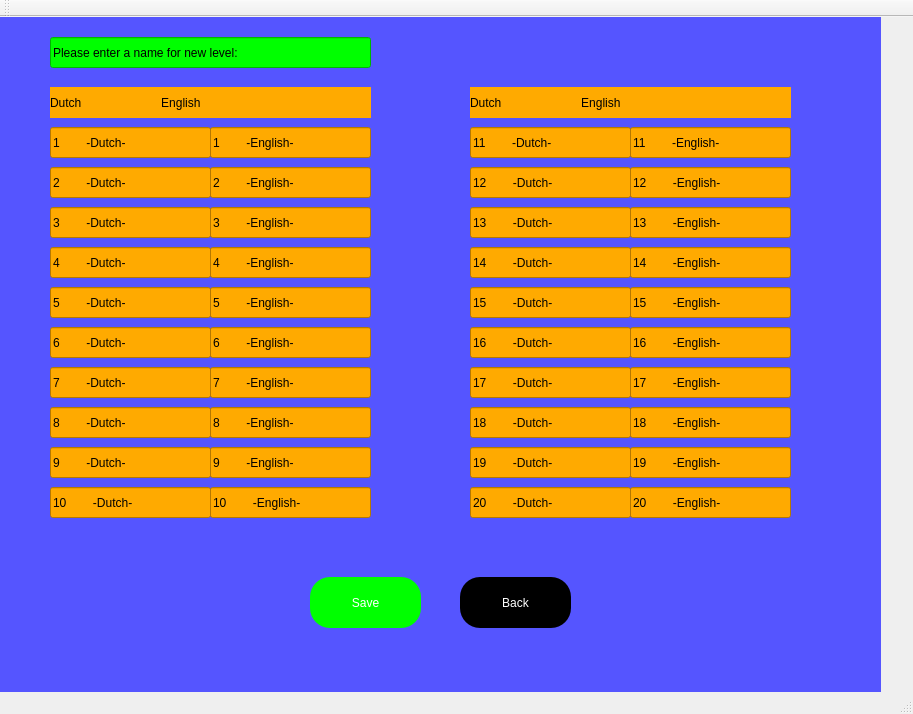
Old version of the form Ui/addnewlevel.ui in the repository koclu/Flashcards-Database-.
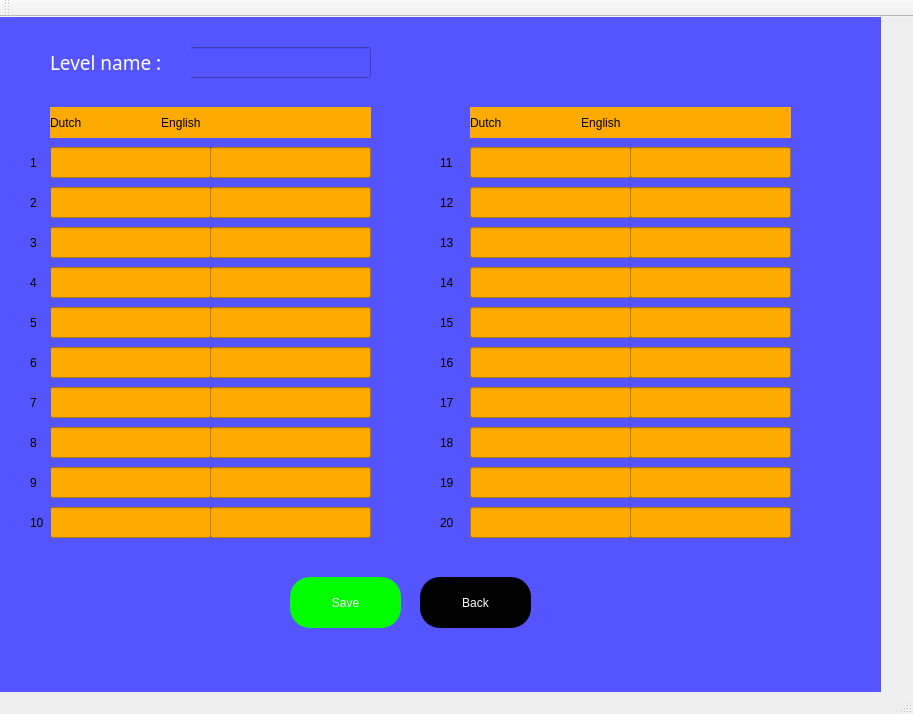
New version of the form.

```diff
--- a/Ui/addnewlevel.ui
+++ b/Ui/addnewlevel.ui
@@ -18,7 +18,7 @@
     <property name="geometry">
      <rect>
       <x>0</x>
-      <y>0</y>
+      <y>-20</y>
       <width>881</width>
       <height>721</height>
      </rect>
@@ -51,7 +51,7 @@
      <property name="geometry">
       <rect>
        <x>50</x>
-       <y>110</y>
+       <y>150</y>
        <width>161</width>
        <height>31</height>
       </rect>
@@ -73,14 +73,14 @@
 color :rgb(0, 0, 0)</string>
      </property>
      <property name="text">
-      <string>1        -Dutch-</string>
+      <string/>
      </property>
     </widget>
     <widget class="QPushButton" name="save_button">
      <property name="geometry">
       <rect>
-       <x>310</x>
-       <y>560</y>
+       <x>290</x>
+       <y>580</y>
        <width>111</width>
        <height>51</height>
       </rect>
@@ -553,8 +553,8 @@
     <widget class="QPushButton" name="quitbutton">
      <property name="geometry">
       <rect>
-       <x>460</x>
-       <y>560</y>
+       <x>420</x>
+       <y>580</y>
        <width>111</width>
        <height>51</height>
       </rect>
@@ -582,27 +582,27 @@
     <widget class="QLineEdit" name="lineEdit_21">
      <property name="geometry">
       <rect>
-       <x>50</x>
-       <y>20</y>
-       <width>321</width>
+       <x>190</x>
+       <y>50</y>
+       <width>181</width>
        <height>31</height>
       </rect>
      </property>
      <property name="styleSheet">
-      <string notr="true">background-color: rgb(0, 255, 0);
-font: 10pt &quot;MS Shell Dlg 2&quot;;
-
-</string>
+      <string notr="true"/>
      </property>
      <property name="text">
-      <string>Please enter a name for new level:</string>
+      <string/>
+     </property>
+     <property name="placeholderText">
+      <string/>
      </property>
     </widget>
     <widget class="QLineEdit" name="lineEdit_1e">
      <property name="geometry">
       <rect>
        <x>210</x>
-       <y>110</y>
+       <y>150</y>
        <width>161</width>
        <height>31</height>
       </rect>
@@ -625,14 +625,17 @@
 color :rgb(0, 0, 0)</string>
      </property>
      <property name="text">
-      <string>1        -English-</string>
+      <string/>
+     </property>
+     <property name="placeholderText">
+      <string/>
      </property>
     </widget>
     <widget class="QLabel" name="label">
      <property name="geometry">
       <rect>
        <x>50</x>
-       <y>70</y>
+       <y>110</y>
        <width>321</width>
        <height>31</height>
       </rect>
@@ -649,7 +652,7 @@
      <property name="geometry">
       <rect>
        <x>210</x>
-       <y>150</y>
+       <y>190</y>
        <width>161</width>
        <height>31</height>
       </rect>
@@ -672,14 +675,14 @@
 color :rgb(0, 0, 0)</string>
      </property>
      <property name="text">
-      <string>2        -English-</string>
+      <string/>
      </property>
     </widget>
     <widget class="QLineEdit" name="lineEdit_2d">
      <property name="geometry">
       <rect>
        <x>50</x>
-       <y>150</y>
+       <y>190</y>
        <width>161</width>
        <height>31</height>
       </rect>
@@ -701,14 +704,14 @@
 color :rgb(0, 0, 0)</string>
      </property>
      <property name="text">
-      <string>2        -Dutch-</string>
+      <string/>
      </property>
     </widget>
     <widget class="QLineEdit" name="lineEdit_3e">
      <property name="geometry">
       <rect>
        <x>210</x>
-       <y>190</y>
+       <y>230</y>
        <width>161</width>
        <height>31</height>
       </rect>
@@ -731,14 +734,14 @@
 color :rgb(0, 0, 0)</string>
      </property>
      <property name="text">
-      <string>3        -English-</string>
+      <string/>
      </property>
     </widget>
     <widget class="QLineEdit" name="lineEdit_3d">
      <property name="geometry">
       <rect>
        <x>50</x>
-       <y>190</y>
+       <y>230</y>
        <width>161</width>
        <height>31</height>
       </rect>
@@ -760,14 +763,14 @@
 color :rgb(0, 0, 0)</string>
      </property>
      <property name="text">
-      <string>3        -Dutch-</string>
+      <string/>
      </property>
     </widget>
     <widget class="QLineEdit" name="lineEdit_4e">
      <property name="geometry">
       <rect>
        <x>210</x>
-       <y>230</y>
+       <y>270</y>
        <width>161</width>
        <height>31</height>
       </rect>
@@ -790,14 +793,14 @@
 color :rgb(0, 0, 0)</string>
      </property>
      <property name="text">
-      <string>4        -English-</string>
+      <string/>
      </property>
     </widget>
     <widget class="QLineEdit" name="lineEdit_4d">
      <property name="geometry">
       <rect>
        <x>50</x>
-       <y>230</y>
+       <y>270</y>
        <width>161</width>
        <height>31</height>
       </rect>
@@ -819,14 +822,14 @@
 color :rgb(0, 0, 0)</string>
      </property>
      <property name="text">
-      <string>4        -Dutch-</string>
+      <string/>
      </property>
     </widget>
     <widget class="QLineEdit" name="lineEdit_5e">
      <property name="geometry">
       <rect>
        <x>210</x>
-       <y>270</y>
+       <y>310</y>
        <width>161</width>
        <height>31</height>
       </rect>
@@ -849,14 +852,14 @@
 color :rgb(0, 0, 0)</string>
      </property>
      <property name="text">
-      <string>5        -English-</string>
+      <string/>
      </property>
     </widget>
     <widget class="QLineEdit" name="lineEdit_5d">
      <property name="geometry">
       <rect>
        <x>50</x>
-       <y>270</y>
+       <y>310</y>
        <width>161</width>
        <height>31</height>
       </rect>
@@ -878,14 +881,14 @@
 color :rgb(0, 0, 0)</string>
      </property>
      <property name="text">
-      <string>5        -Dutch-</string>
+      <string/>
      </property>
     </widget>
     <widget class="QLineEdit" name="lineEdit_6e">
      <property name="geometry">
       <rect>
        <x>210</x>
-       <y>310</y>
+       <y>350</y>
        <width>161</width>
        <height>31</height>
       </rect>
@@ -908,14 +911,14 @@
 color :rgb(0, 0, 0)</string>
      </property>
      <property name="text">
-      <string>6        -English-</string>
+      <string/>
      </property>
     </widget>
     <widget class="QLineEdit" name="lineEdit_6d">
      <property name="geometry">
       <rect>
        <x>50</x>
-       <y>310</y>
+       <y>350</y>
        <width>161</width>
        <height>31</height>
       </rect>
@@ -937,14 +940,14 @@
 color :rgb(0, 0, 0)</string>
      </property>
      <property name="text">
-      <string>6        -Dutch-</string>
+      <string/>
      </property>
     </widget>
     <widget class="QLineEdit" name="lineEdit_7e">
      <property name="geometry">
       <rect>
        <x>210</x>
-       <y>350</y>
+       <y>390</y>
        <width>161</width>
        <height>31</height>
       </rect>
@@ -967,14 +970,14 @@
 color :rgb(0, 0, 0)</string>
      </property>
      <property name="text">
-      <string>7        -English-</string>
+      <string/>
      </property>
     </widget>
     <widget class="QLineEdit" name="lineEdit_7d">
      <property name="geometry">
       <rect>
        <x>50</x>
-       <y>350</y>
+       <y>390</y>
        <width>161</width>
        <height>31</height>
       </rect>
@@ -996,14 +999,14 @@
 color :rgb(0, 0, 0)</string>
      </property>
      <property name="text">
-      <string>7        -Dutch-</string>
+      <string/>
      </property>
     </widget>
     <widget class="QLineEdit" name="lineEdit_8e">
      <property name="geometry">
       <rect>
        <x>210</x>
-       <y>390</y>
+       <y>430</y>
        <width>161</width>
        <height>31</height>
       </rect>
@@ -1026,14 +1029,14 @@
 color :rgb(0, 0, 0)</string>
      </property>
      <property name="text">
-      <string>8        -English-</string>
+      <string/>
      </property>
     </widget>
     <widget class="QLineEdit" name="lineEdit_8d">
      <property name="geometry">
       <rect>
        <x>50</x>
-       <y>390</y>
+       <y>430</y>
        <width>161</width>
        <height>31</height>
       </rect>
@@ -1055,14 +1058,14 @@
 color :rgb(0, 0, 0)</string>
      </property>
      <property name="text">
-      <string>8        -Dutch-</string>
+      <string/>
      </property>
     </widget>
     <widget class="QLineEdit" name="lineEdit_9d_2">
      <property name="geometry">
       <rect>
        <x>210</x>
-       <y>430</y>
+       <y>470</y>
        <width>161</width>
        <height>31</height>
       </rect>
@@ -1085,14 +1088,14 @@
 color :rgb(0, 0, 0)</string>
      </property>
      <property name="text">
-      <string>9        -English-</string>
+      <string/>
      </property>
     </widget>
     <widget class="QLineEdit" name="lineEdit_9d">
      <property name="geometry">
       <rect>
        <x>50</x>
-       <y>430</y>
+       <y>470</y>
        <width>161</width>
        <height>31</height>
       </rect>
@@ -1114,14 +1117,14 @@
 color :rgb(0, 0, 0)</string>
      </property>
      <property name="text">
-      <string>9        -Dutch-</string>
+      <string/>
      </property>
     </widget>
     <widget class="QLineEdit" name="lineEdit_10e">
      <property name="geometry">
       <rect>
        <x>210</x>
-       <y>470</y>
+       <y>510</y>
        <width>161</width>
        <height>31</height>
       </rect>
@@ -1144,14 +1147,14 @@
 color :rgb(0, 0, 0)</string>
      </property>
      <property name="text">
-      <string>10        -English-</string>
+      <string/>
      </property>
     </widget>
     <widget class="QLineEdit" name="lineEdit_10d">
      <property name="geometry">
       <rect>
        <x>50</x>
-       <y>470</y>
+       <y>510</y>
        <width>161</width>
        <height>31</height>
       </rect>
@@ -1173,14 +1176,14 @@
 color :rgb(0, 0, 0)</string>
      </property>
      <property name="text">
-      <string>10        -Dutch-</string>
+      <string/>
      </property>
     </widget>
     <widget class="QLineEdit" name="lineEdit_20e">
      <property name="geometry">
       <rect>
        <x>630</x>
-       <y>470</y>
+       <y>510</y>
        <width>161</width>
        <height>31</height>
       </rect>
@@ -1203,14 +1206,14 @@
 color :rgb(0, 0, 0)</string>
      </property>
      <property name="text">
-      <string>20        -English-</string>
+      <string/>
      </property>
     </widget>
     <widget class="QLineEdit" name="lineEdit_15d">
      <property name="geometry">
       <rect>
        <x>470</x>
-       <y>270</y>
+       <y>310</y>
        <width>161</width>
        <height>31</height>
       </rect>
@@ -1232,14 +1235,14 @@
 color :rgb(0, 0, 0)</string>
      </property>
      <property name="text">
-      <string>15        -Dutch-</string>
+      <string/>
      </property>
     </widget>
     <widget class="QLineEdit" name="lineEdit_19d">
      <property name="geometry">
       <rect>
        <x>470</x>
-       <y>430</y>
+       <y>470</y>
        <width>161</width>
        <height>31</height>
       </rect>
@@ -1261,14 +1264,14 @@
 color :rgb(0, 0, 0)</string>
      </property>
      <property name="text">
-      <string>19        -Dutch-</string>
+      <string/>
      </property>
     </widget>
     <widget class="QLineEdit" name="lineEdit_13e">
      <property name="geometry">
       <rect>
        <x>630</x>
-       <y>190</y>
+       <y>230</y>
        <width>161</width>
        <height>31</height>
       </rect>
@@ -1291,14 +1294,14 @@
 color :rgb(0, 0, 0)</string>
      </property>
      <property name="text">
-      <string>13        -English-</string>
+      <string/>
      </property>
     </widget>
     <widget class="QLineEdit" name="lineEdit_20d">
      <property name="geometry">
       <rect>
        <x>470</x>
-       <y>470</y>
+       <y>510</y>
        <width>161</width>
        <height>31</height>
       </rect>
@@ -1320,14 +1323,14 @@
 color :rgb(0, 0, 0)</string>
      </property>
      <property name="text">
-      <string>20        -Dutch-</string>
+      <string/>
      </property>
     </widget>
     <widget class="QLineEdit" name="lineEdit_15e">
      <property name="geometry">
       <rect>
        <x>630</x>
-       <y>270</y>
+       <y>310</y>
        <width>161</width>
        <height>31</height>
       </rect>
@@ -1350,14 +1353,14 @@
 color :rgb(0, 0, 0)</string>
      </property>
      <property name="text">
-      <string>15        -English-</string>
+      <string/>
      </property>
     </widget>
     <widget class="QLineEdit" name="lineEdit_14e">
      <property name="geometry">
       <rect>
        <x>630</x>
-       <y>230</y>
+       <y>270</y>
        <width>161</width>
        <height>31</height>
       </rect>
@@ -1380,14 +1383,14 @@
 color :rgb(0, 0, 0)</string>
      </property>
      <property name="text">
-      <string>14        -English-</string>
+      <string/>
      </property>
     </widget>
     <widget class="QLineEdit" name="lineEdit_17d">
      <property name="geometry">
       <rect>
        <x>470</x>
-       <y>350</y>
+       <y>390</y>
        <width>161</width>
        <height>31</height>
       </rect>
@@ -1409,14 +1412,14 @@
 color :rgb(0, 0, 0)</string>
      </property>
      <property name="text">
-      <string>17        -Dutch-</string>
+      <string/>
      </property>
     </widget>
     <widget class="QLineEdit" name="lineEdit_18e">
      <property name="geometry">
       <rect>
        <x>630</x>
-       <y>390</y>
+       <y>430</y>
        <width>161</width>
        <height>31</height>
       </rect>
@@ -1439,14 +1442,14 @@
 color :rgb(0, 0, 0)</string>
      </property>
      <property name="text">
-      <string>18        -English-</string>
+      <string/>
      </property>
     </widget>
     <widget class="QLineEdit" name="lineEdit_11d">
      <property name="geometry">
       <rect>
        <x>470</x>
-       <y>110</y>
+       <y>150</y>
        <width>161</width>
        <height>31</height>
       </rect>
@@ -1468,14 +1471,14 @@
 color :rgb(0, 0, 0)</string>
      </property>
      <property name="text">
-      <string>11        -Dutch-</string>
+      <string/>
      </property>
     </widget>
     <widget class="QLineEdit" name="lineEdit_12d">
      <property name="geometry">
       <rect>
        <x>470</x>
-       <y>150</y>
+       <y>190</y>
        <width>161</width>
        <height>31</height>
       </rect>
@@ -1497,14 +1500,14 @@
 color :rgb(0, 0, 0)</string>
      </property>
      <property name="text">
-      <string>12        -Dutch-</string>
+      <string/>
      </property>
     </widget>
     <widget class="QLineEdit" name="lineEdit_16d">
      <property name="geometry">
       <rect>
        <x>470</x>
-       <y>310</y>
+       <y>350</y>
        <width>161</width>
        <height>31</height>
       </rect>
@@ -1526,14 +1529,14 @@
 color :rgb(0, 0, 0)</string>
      </property>
      <property name="text">
-      <string>16        -Dutch-</string>
+      <string/>
      </property>
     </widget>
     <widget class="QLineEdit" name="lineEdit_11e">
      <property name="geometry">
       <rect>
        <x>630</x>
-       <y>110</y>
+       <y>150</y>
        <width>161</width>
        <height>31</height>
       </rect>
@@ -1556,14 +1559,14 @@
 color :rgb(0, 0, 0)</string>
      </property>
      <property name="text">
-      <string>11        -English-</string>
+      <string/>
      </property>
     </widget>
     <widget class="QLineEdit" name="lineEdit_18d">
      <property name="geometry">
       <rect>
        <x>470</x>
-       <y>390</y>
+       <y>430</y>
        <width>161</width>
        <height>31</height>
       </rect>
@@ -1585,14 +1588,14 @@
 color :rgb(0, 0, 0)</string>
      </property>
      <property name="text">
-      <string>18        -Dutch-</string>
+      <string/>
      </property>
     </widget>
     <widget class="QLineEdit" name="lineEdit_16e">
      <property name="geometry">
       <rect>
        <x>630</x>
-       <y>310</y>
+       <y>350</y>
        <width>161</width>
        <height>31</height>
       </rect>
@@ -1615,14 +1618,14 @@
 color :rgb(0, 0, 0)</string>
      </property>
      <property name="text">
-      <string>16        -English-</string>
+      <string/>
      </property>
     </widget>
     <widget class="QLineEdit" name="lineEdit_19e">
      <property name="geometry">
       <rect>
        <x>630</x>
-       <y>430</y>
+       <y>470</y>
        <width>161</width>
        <height>31</height>
       </rect>
@@ -1645,14 +1648,14 @@
 color :rgb(0, 0, 0)</string>
      </property>
      <property name="text">
-      <string>19        -English-</string>
+      <string/>
      </property>
     </widget>
     <widget class="QLineEdit" name="lineEdit_14d">
      <property name="geometry">
       <rect>
        <x>470</x>
-       <y>230</y>
+       <y>270</y>
        <width>161</width>
        <height>31</height>
       </rect>
@@ -1674,14 +1677,14 @@
 color :rgb(0, 0, 0)</string>
      </property>
      <property name="text">
-      <string>14        -Dutch-</string>
+      <string/>
      </property>
     </widget>
     <widget class="QLineEdit" name="lineEdit_12e">
      <property name="geometry">
       <rect>
        <x>630</x>
-       <y>150</y>
+       <y>190</y>
        <width>161</width>
        <height>31</height>
       </rect>
@@ -1704,14 +1707,14 @@
 color :rgb(0, 0, 0)</string>
      </property>
      <property name="text">
-      <string>12        -English-</string>
+      <string/>
      </property>
     </widget>
     <widget class="QLabel" name="label_6">
      <property name="geometry">
       <rect>
        <x>470</x>
-       <y>70</y>
+       <y>110</y>
        <width>321</width>
        <height>31</height>
       </rect>
@@ -1728,7 +1731,7 @@
      <property name="geometry">
       <rect>
        <x>630</x>
-       <y>350</y>
+       <y>390</y>
        <width>161</width>
        <height>31</height>
       </rect>
@@ -1751,14 +1754,14 @@
 color :rgb(0, 0, 0)</string>
      </property>
      <property name="text">
-      <string>17        -English-</string>
+      <string/>
      </property>
     </widget>
     <widget class="QLineEdit" name="lineEdit_13d">
      <property name="geometry">
       <rect>
        <x>470</x>
-       <y>190</y>
+       <y>230</y>
        <width>161</width>
        <height>31</height>
       </rect>
@@ -1780,7 +1783,353 @@
 color :rgb(0, 0, 0)</string>
      </property>
      <property name="text">
-      <string>13        -Dutch-</string>
+      <string/>
+     </property>
+    </widget>
+    <widget class="QLabel" name="label_2">
+     <property name="geometry">
+      <rect>
+       <x>50</x>
+       <y>50</y>
+       <width>141</width>
+       <height>31</height>
+      </rect>
+     </property>
+     <property name="font">
+      <font>
+       <family>Berlin Sans FB</family>
+       <pointsize>14</pointsize>
+       <weight>50</weight>
+       <italic>false</italic>
+       <bold>false</bold>
+      </font>
+     </property>
+     <property name="styleSheet">
+      <string notr="true">font: 14pt &quot;Berlin Sans FB&quot;;
+</string>
+     </property>
+     <property name="text">
+      <string>&lt;html&gt;&lt;head/&gt;&lt;body&gt;&lt;p&gt;&lt;span style=&quot; color:#ffffff;&quot;&gt;Level name :&lt;/span&gt;&lt;/p&gt;&lt;/body&gt;&lt;/html&gt;</string>
+     </property>
+    </widget>
+    <widget class="QLabel" name="label_3">
+     <property name="geometry">
+      <rect>
+       <x>30</x>
+       <y>150</y>
+       <width>21</width>
+       <height>31</height>
+      </rect>
+     </property>
+     <property name="styleSheet">
+      <string notr="true">font: 10pt &quot;MS Shell Dlg 2&quot;;</string>
+     </property>
+     <property name="text">
+      <string>1</string>
+     </property>
+    </widget>
+    <widget class="QLabel" name="label_4">
+     <property name="geometry">
+      <rect>
+       <x>30</x>
+       <y>190</y>
+       <width>21</width>
+       <height>31</height>
+      </rect>
+     </property>
+     <property name="styleSheet">
+      <string notr="true">font: 10pt &quot;MS Shell Dlg 2&quot;;</string>
+     </property>
+     <property name="text">
+      <string>2</string>
+     </property>
+    </widget>
+    <widget class="QLabel" name="label_5">
+     <property name="geometry">
+      <rect>
+       <x>30</x>
+       <y>230</y>
+       <width>21</width>
+       <height>31</height>
+      </rect>
+     </property>
+     <property name="styleSheet">
+      <string notr="true">font: 10pt &quot;MS Shell Dlg 2&quot;;</string>
+     </property>
+     <property name="text">
+      <string>3</string>
+     </property>
+    </widget>
+    <widget class="QLabel" name="label_7">
+     <property name="geometry">
+      <rect>
+       <x>30</x>
+       <y>270</y>
+       <width>21</width>
+       <height>31</height>
+      </rect>
+     </property>
+     <property name="styleSheet">
+      <string notr="true">font: 10pt &quot;MS Shell Dlg 2&quot;;</string>
+     </property>
+     <property name="text">
+      <string>4</string>
+     </property>
+    </widget>
+    <widget class="QLabel" name="label_8">
+     <property name="geometry">
+      <rect>
+       <x>30</x>
+       <y>310</y>
+       <width>21</width>
+       <height>31</height>
+      </rect>
+     </property>
+     <property name="styleSheet">
+      <string notr="true">font: 10pt &quot;MS Shell Dlg 2&quot;;</string>
+     </property>
+     <property name="text">
+      <string>5</string>
+     </property>
+    </widget>
+    <widget class="QLabel" name="label_9">
+     <property name="geometry">
+      <rect>
+       <x>30</x>
+       <y>390</y>
+       <width>21</width>
+       <height>31</height>
+      </rect>
+     </property>
+     <property name="styleSheet">
+      <string notr="true">font: 10pt &quot;MS Shell Dlg 2&quot;;</string>
+     </property>
+     <property name="text">
+      <string>7</string>
+     </property>
+    </widget>
+    <widget class="QLabel" name="label_10">
+     <property name="geometry">
+      <rect>
+       <x>30</x>
+       <y>350</y>
+       <width>21</width>
+       <height>31</height>
+      </rect>
+     </property>
+     <property name="styleSheet">
+      <string notr="true">font: 10pt &quot;MS Shell Dlg 2&quot;;</string>
+     </property>
+     <property name="text">
+      <string>6</string>
+     </property>
+    </widget>
+    <widget class="QLabel" name="label_11">
+     <property name="geometry">
+      <rect>
+       <x>30</x>
+       <y>430</y>
+       <width>21</width>
+       <height>31</height>
+      </rect>
+     </property>
+     <property name="styleSheet">
+      <string notr="true">font: 10pt &quot;MS Shell Dlg 2&quot;;</string>
+     </property>
+     <property name="text">
+      <string>8</string>
+     </property>
+    </widget>
+    <widget class="QLabel" name="label_12">
+     <property name="geometry">
+      <rect>
+       <x>30</x>
+       <y>510</y>
+       <width>21</width>
+       <height>31</height>
+      </rect>
+     </property>
+     <property name="styleSheet">
+      <string notr="true">font: 10pt &quot;MS Shell Dlg 2&quot;;</string>
+     </property>
+     <property name="text">
+      <string>10</string>
+     </property>
+    </widget>
+    <widget class="QLabel" name="label_13">
+     <property name="geometry">
+      <rect>
+       <x>30</x>
+       <y>470</y>
+       <width>21</width>
+       <height>31</height>
+      </rect>
+     </property>
+     <property name="styleSheet">
+      <string notr="true">font: 10pt &quot;MS Shell Dlg 2&quot;;</string>
+     </property>
+     <property name="text">
+      <string>9</string>
+     </property>
+    </widget>
+    <widget class="QLabel" name="label_14">
+     <property name="geometry">
+      <rect>
+       <x>440</x>
+       <y>150</y>
+       <width>21</width>
+       <height>31</height>
+      </rect>
+     </property>
+     <property name="styleSheet">
+      <string notr="true">font: 10pt &quot;MS Shell Dlg 2&quot;;</string>
+     </property>
+     <property name="text">
+      <string>11</string>
+     </property>
+    </widget>
+    <widget class="QLabel" name="label_15">
+     <property name="geometry">
+      <rect>
+       <x>440</x>
+       <y>190</y>
+       <width>21</width>
+       <height>31</height>
+      </rect>
+     </property>
+     <property name="styleSheet">
+      <string notr="true">font: 10pt &quot;MS Shell Dlg 2&quot;;</string>
+     </property>
+     <property name="text">
+      <string>12</string>
+     </property>
+    </widget>
+    <widget class="QLabel" name="label_16">
+     <property name="geometry">
+      <rect>
+       <x>440</x>
+       <y>230</y>
+       <width>21</width>
+       <height>31</height>
+      </rect>
+     </property>
+     <property name="styleSheet">
+      <string notr="true">font: 10pt &quot;MS Shell Dlg 2&quot;;</string>
+     </property>
+     <property name="text">
+      <string>13</string>
+     </property>
+    </widget>
+    <widget class="QLabel" name="label_17">
+     <property name="geometry">
+      <rect>
+       <x>440</x>
+       <y>270</y>
+       <width>21</width>
+       <height>31</height>
+      </rect>
+     </property>
+     <property name="styleSheet">
+      <string notr="true">font: 10pt &quot;MS Shell Dlg 2&quot;;</string>
+     </property>
+     <property name="text">
+      <string>14</string>
+     </property>
+    </widget>
+    <widget class="QLabel" name="label_18">
+     <property name="geometry">
+      <rect>
+       <x>440</x>
+       <y>310</y>
+       <width>21</width>
+       <height>31</height>
+      </rect>
+     </property>
+     <property name="styleSheet">
+      <string notr="true">font: 10pt &quot;MS Shell Dlg 2&quot;;</string>
+     </property>
+     <property name="text">
+      <string>15</string>
+     </property>
+    </widget>
+    <widget class="QLabel" name="label_19">
+     <property name="geometry">
+      <rect>
+       <x>440</x>
+       <y>350</y>
+       <width>21</width>
+       <height>31</height>
+      </rect>
+     </property>
+     <property name="styleSheet">
+      <string notr="true">font: 10pt &quot;MS Shell Dlg 2&quot;;</string>
+     </property>
+     <property name="text">
+      <string>16</string>
+     </property>
+    </widget>
+    <widget class="QLabel" name="label_20">
+     <property name="geometry">
+      <rect>
+       <x>440</x>
+       <y>390</y>
+       <width>21</width>
+       <height>31</height>
+      </rect>
+     </property>
+     <property name="styleSheet">
+      <string notr="true">font: 10pt &quot;MS Shell Dlg 2&quot;;</string>
+     </property>
+     <property name="text">
+      <string>17</string>
+     </property>
+    </widget>
+    <widget class="QLabel" name="label_21">
+     <property name="geometry">
+      <rect>
+       <x>440</x>
+       <y>430</y>
+       <width>21</width>
+       <height>31</height>
+      </rect>
+     </property>
+     <property name="styleSheet">
+      <string notr="true">font: 10pt &quot;MS Shell Dlg 2&quot;;</string>
+     </property>
+     <property name="text">
+      <string>18</string>
+     </property>
+    </widget>
+    <widget class="QLabel" name="label_22">
+     <property name="geometry">
+      <rect>
+       <x>440</x>
+       <y>470</y>
+       <width>21</width>
+       <height>31</height>
+      </rect>
+     </property>
+     <property name="styleSheet">
+      <string notr="true">font: 10pt &quot;MS Shell Dlg 2&quot;;</string>
+     </property>
+     <property name="text">
+      <string>19</string>
+     </property>
+    </widget>
+    <widget class="QLabel" name="label_23">
+     <property name="geometry">
+      <rect>
+       <x>440</x>
+       <y>510</y>
+       <width>21</width>
+       <height>31</height>
+      </rect>
+     </property>
+     <property name="styleSheet">
+      <string notr="true">font: 10pt &quot;MS Shell Dlg 2&quot;;</string>
+     </property>
+     <property name="text">
+      <string>20</string>
      </property>
     </widget>
    </widget>
```
Left out of the diff: 2 changed lines with no effect on the pictures.
